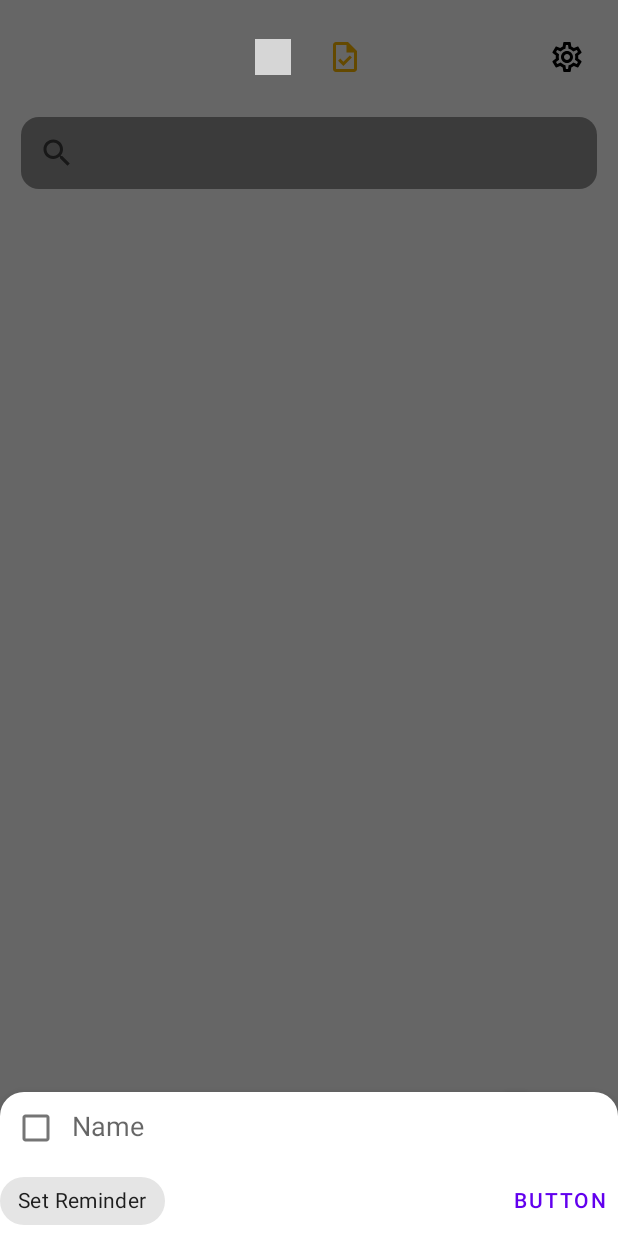
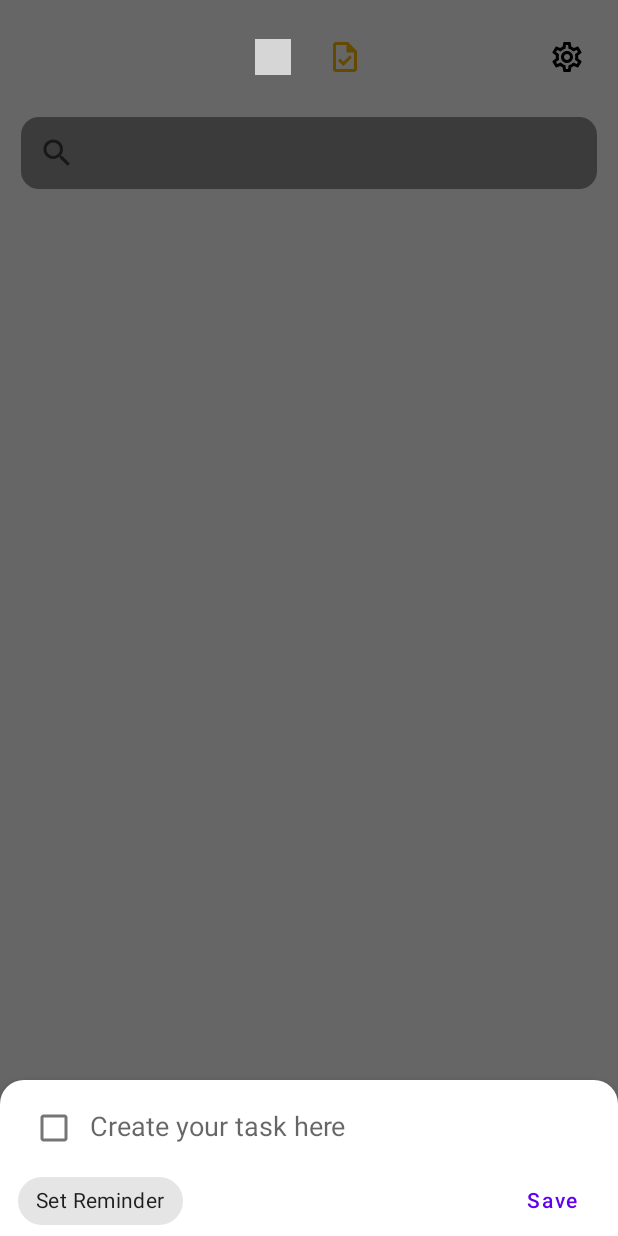
Before and after one commit to KendyHanby/NoteAppProject, an Android app: the fragment TaskEditorFragment placed in its activity, tab 2 chosen, on a phone screen of 412 x 824 dp. Run offline under Robolectric (Android 15) with nearby library versions, the phone set to English and light mode, and no system bars; grey boxes are pictures that could not be loaded.

Commit message:
still stuck

```diff
--- a/app/build.gradle
+++ b/app/build.gradle
@@ -39,6 +39,8 @@ dependencies {
     implementation 'androidx.constraintlayout:constraintlayout:2.1.4'
     implementation 'androidx.preference:preference:1.2.0'
     implementation 'com.google.code.gson:gson:2.10.1'
+    implementation 'androidx.navigation:navigation-fragment:2.5.3'
+    implementation 'androidx.navigation:navigation-ui:2.5.3'
     testImplementation 'junit:junit:4.13.2'
     androidTestImplementation 'androidx.test.ext:junit:1.1.5'
     androidTestImplementation 'androidx.test.espresso:espresso-core:3.5.1'
--- a/app/src/main/java/com/sxi/notes/MainActivity.java
+++ b/app/src/main/java/com/sxi/notes/MainActivity.java
@@ -42,11 +42,9 @@ public class MainActivity extends AppCompatActivity {
         // We don't use it. It mess up code.
         //Icon selected color
         //setupTabIcons();
+        binding.mainPager.setOffscreenPageLimit(1);
 
-        List<Fragment> list = new ArrayList<>();
-        list.add(new NoteFragment());
-        list.add(new TaskFragment());
-        binding.mainPager.setAdapter(new MainPagerAdapter(this,list));
+        binding.mainPager.setAdapter(new MainPagerAdapter(this));
 
         binding.mainPager.registerOnPageChangeCallback(new ViewPager2.OnPageChangeCallback() {
             @Override
@@ -88,55 +86,4 @@ public class MainActivity extends AppCompatActivity {
         }
         return super.onOptionsItemSelected(item);
     }
-
-
-
-  /*
-        private void addDataToSqlDatabase(){
-        String txt = xxx.getText().toString();
-
-        mySqlHelper.dbOpen();
-        long id = mySqlHelper.dataInsert(txt);
-        mySqlHelper.dbclose();
-        if(id < 0){
-        Toast.makeText(getApplicationContext(),"Something went wrong",Toast.LENGTH_LONG).show();
-        }else{
-        Toast.makeText(getApplicationContext(),"Successfully",Toast.LENGTH_LONG).show();
-        }
-        }
-    */
-
-    /*
-           private void startQuery(){
-           mySqlHelper.dbOpen();
-           String st = mySqlHelper.dataQuery()
-           mySqlHelper.dbclose();
-
-           }
-     */
-    @Deprecated
-    /**Using Color State List is better*/
-    private void setupTabIcons() {
-
-        binding.tabTool.getTabAt(0).getIcon().setColorFilter(Color.GREEN, PorterDuff.Mode.SRC_IN);
-        binding.tabTool.getTabAt(1).getIcon().setColorFilter(Color.parseColor("#a8a8a8"), PorterDuff.Mode.SRC_IN);
-
-        binding.tabTool.setOnTabSelectedListener(new TabLayout.OnTabSelectedListener() {
-            @Override
-            public void onTabSelected(TabLayout.Tab tab) {
-                tab.getIcon().setColorFilter(getColor(R.color.selected_color), PorterDuff.Mode.SRC_IN);
-
-            }
-
-            @Override
-            public void onTabUnselected(TabLayout.Tab tab) {
-                tab.getIcon().setColorFilter(getColor(R.color.unselected_color), PorterDuff.Mode.SRC_IN);
-            }
-
-            @Override
-            public void onTabReselected(TabLayout.Tab tab) {
-
-            }
-        });
-    }
 }
--- a/app/src/main/java/com/sxi/notes/TaskEditorFragment.java
+++ b/app/src/main/java/com/sxi/notes/TaskEditorFragment.java
@@ -1,7 +1,6 @@
 package com.sxi.notes;
 
 import android.content.Context;
-import android.content.DialogInterface;
 import android.graphics.Rect;
 import android.os.Bundle;
 import android.util.TypedValue;
@@ -9,19 +8,15 @@ import android.view.LayoutInflater;
 import android.view.View;
 import android.view.ViewGroup;
 import android.view.WindowManager;
-import android.widget.Toast;
-
-import androidx.annotation.NonNull;
 
 import com.google.android.material.bottomsheet.BottomSheetDialogFragment;
 import com.sxi.notes.databinding.FragmentTaskEditorBinding;
-import com.sxi.notes.model.TaskModel;
 
 public class TaskEditorFragment extends BottomSheetDialogFragment {
 
     private FragmentTaskEditorBinding binding;
     private MySqlHelper db;
-    private OnDismiss onDismiss;
+    private OnSave onSave;
 
     public TaskEditorFragment() {
 
@@ -38,22 +33,19 @@ public class TaskEditorFragment extends BottomSheetDialogFragment {
                              Bundle savedInstanceState) {
         binding = FragmentTaskEditorBinding.inflate(inflater, container, false);
 
-        binding.button.setOnClickListener(v -> {
+        binding.save.setOnClickListener(v -> {
             String title = binding.taskTitle.getText().toString();
             long reminder = 0;
             boolean isDone = binding.taskCheck.isChecked();
-            if (db.saveTask(new TaskModel(title, reminder, isDone)) == -1) {
-                Toast.makeText(requireContext(), "Fail to save task!", Toast.LENGTH_SHORT).show();
-            }
-            onDismiss.onDismiss();
+            onSave.onSave(title,reminder,isDone);
             dismiss();
         });
 
         return binding.getRoot();
     }
 
-    public void setOnDismiss(OnDismiss onDismiss){
-        this.onDismiss = onDismiss;
+    public void setOnSave(OnSave onSave){
+        this.onSave = onSave;
     }
 
     @Override
@@ -75,7 +67,7 @@ public class TaskEditorFragment extends BottomSheetDialogFragment {
     private int dpToPx(Context context, float dp) {
         return (int) TypedValue.applyDimension(TypedValue.COMPLEX_UNIT_DIP, dp, context.getResources().getDisplayMetrics());
     }
-    public interface OnDismiss{
-        void onDismiss();
+    public interface OnSave {
+        void onSave(String title, long reminder, boolean isDone);
     }
 }
--- a/app/src/main/java/com/sxi/notes/adapter/MainPagerAdapter.java
+++ b/app/src/main/java/com/sxi/notes/adapter/MainPagerAdapter.java
@@ -21,11 +21,6 @@ public class MainPagerAdapter extends FragmentStateAdapter {
         list.add(new TaskFragment());
     }
 
-    public MainPagerAdapter(FragmentActivity fragmentActivity, List<Fragment> list) {
-        super(fragmentActivity);
-        this.list = list;
-    }
-
     @NonNull
     @Override
     public Fragment createFragment(int position) {
--- a/app/src/main/java/com/sxi/notes/adapter/TaskAdapter.java
+++ b/app/src/main/java/com/sxi/notes/adapter/TaskAdapter.java
@@ -1,34 +1,25 @@
 package com.sxi.notes.adapter;
 
-import static com.sxi.notes.Utils.ROTATION;
-import static com.sxi.notes.Utils.TRANSLATIONY;
-import static com.sxi.notes.Utils.setAnimation;
-
-import android.animation.ObjectAnimator;
 import android.content.Context;
 import android.text.SpannableString;
 import android.text.style.StrikethroughSpan;
-import android.util.Property;
 import android.view.LayoutInflater;
 import android.view.View;
 import android.view.ViewGroup;
-import android.view.animation.AnimationUtils;
-import android.widget.BaseExpandableListAdapter;
 import android.widget.CheckBox;
-import android.widget.ImageView;
-import android.widget.LinearLayout;
 import android.widget.TextView;
+import android.widget.Toast;
 
 import androidx.annotation.NonNull;
 import androidx.recyclerview.widget.RecyclerView;
 
 import com.sxi.notes.MySqlHelper;
 import com.sxi.notes.R;
-import com.sxi.notes.Utils;
+import com.sxi.notes.model.TaskModel;
 
 public class TaskAdapter extends RecyclerView.Adapter<TaskAdapter.TVH>{
 
-    private MySqlHelper db;
+    private final MySqlHelper db;
     private final Context context;
 
     public TaskAdapter(Context context) {
@@ -39,7 +30,7 @@ public class TaskAdapter extends RecyclerView.Adapter<TaskAdapter.TVH>{
     @NonNull
     @Override
     public TVH onCreateViewHolder(@NonNull ViewGroup parent, int viewType) {
-        return new TVH(LayoutInflater.from(parent.getContext()).inflate(R.layout.list_task_item,parent,false));
+        return new TVH(LayoutInflater.from(parent.getContext()).inflate(R.layout.list_task_item, parent, false));
     }
 
     @Override
@@ -49,7 +40,15 @@ public class TaskAdapter extends RecyclerView.Adapter<TaskAdapter.TVH>{
         holder.taskTitle.setText(db.getTask(position).getTitle());
         holder.taskCheck.setChecked(db.getTask(position).isDone());
 
+        // for check done effect
         holder.taskCheck.setOnCheckedChangeListener((compoundButton, b) -> {
+            // save check state to database
+            TaskModel model = db.getTask(position);
+            if (db.saveTask(new TaskModel(model.getTitle(), model.getReminder(), b))==-1) {
+                Toast.makeText(context, "Have a problem!", Toast.LENGTH_SHORT).show();
+            }
+
+            // checked strike-through effect
             SpannableString string = new SpannableString(holder.taskTitle.getText().toString());
             if (b){
                 string.setSpan(new StrikethroughSpan(),0,holder.taskTitle.getText().length(),0);
@@ -60,16 +59,12 @@ public class TaskAdapter extends RecyclerView.Adapter<TaskAdapter.TVH>{
         });
     }
 
-    private boolean isEX(View view){
-        return view.getRotation() == 180;
-    }
-
     @Override
     public int getItemCount() {
         return db.getTaskSize();
     }
 
-    class TVH extends RecyclerView.ViewHolder {
+    static class TVH extends RecyclerView.ViewHolder {
         CheckBox taskCheck;
         TextView taskTitle;
         public TVH(@NonNull View itemView) {
--- a/app/src/main/java/com/sxi/notes/ui/NoteFragment.java
+++ b/app/src/main/java/com/sxi/notes/ui/NoteFragment.java
@@ -3,6 +3,7 @@ package com.sxi.notes.ui;
 import static android.app.Activity.RESULT_CANCELED;
 import static android.app.Activity.RESULT_OK;
 
+import android.content.Context;
 import android.content.Intent;
 import android.os.Bundle;
 import android.view.LayoutInflater;
@@ -12,6 +13,7 @@ import android.widget.Toast;
 
 import androidx.activity.result.ActivityResultLauncher;
 import androidx.activity.result.contract.ActivityResultContracts;
+import androidx.annotation.NonNull;
 import androidx.annotation.Nullable;
 import androidx.fragment.app.Fragment;
 import androidx.recyclerview.widget.LinearLayoutManager;
@@ -29,6 +31,8 @@ public class NoteFragment extends Fragment {
 
     private FragmentNoteBinding binding;
     private MySqlHelper db;
+    private FloatingActionButton fab;
+
     private final ActivityResultLauncher<Intent> launcher = registerForActivityResult(new ActivityResultContracts.StartActivityForResult(), result -> {
         if (result.getResultCode() == RESULT_OK) {
             Bundle bundle = result.getData().getExtras();
@@ -65,10 +69,23 @@ public class NoteFragment extends Fragment {
         binding.listNote.setLayoutManager(new LinearLayoutManager(requireContext(), LinearLayoutManager.VERTICAL, false));
         binding.listNote.setAdapter(new NoteAdapter(requireContext()));
 
-        FloatingActionButton mainFab = requireActivity().findViewById(R.id.main_fab);
-        mainFab.setOnClickListener(view -> {
+        fab = requireActivity().findViewById(R.id.main_fab);
+        return binding.getRoot();
+    }
+
+    @Override
+    public void onResume() {
+        super.onResume();
+        fab.setOnClickListener(view -> {
             launcher.launch(new Intent(requireContext(), NoteEditorActivity.class));
         });
-        return binding.getRoot();
+
     }
+
+    @Override
+    public void onPause() {
+        super.onPause();
+        fab.setOnClickListener(null);
+    }
+
 }
--- a/app/src/main/java/com/sxi/notes/ui/TaskFragment.java
+++ b/app/src/main/java/com/sxi/notes/ui/TaskFragment.java
@@ -1,25 +1,31 @@
 package com.sxi.notes.ui;
 
-import android.content.DialogInterface;
+import android.content.Intent;
 import android.os.Bundle;
 import android.view.LayoutInflater;
 import android.view.View;
 import android.view.ViewGroup;
+import android.widget.Toast;
 
 import androidx.fragment.app.Fragment;
 import androidx.recyclerview.widget.LinearLayoutManager;
 import androidx.recyclerview.widget.RecyclerView;
 
-import com.google.android.material.bottomsheet.BottomSheetDialog;
 import com.google.android.material.floatingactionbutton.FloatingActionButton;
+import com.sxi.notes.MySqlHelper;
+import com.sxi.notes.NoteEditorActivity;
 import com.sxi.notes.R;
 import com.sxi.notes.TaskEditorFragment;
 import com.sxi.notes.adapter.TaskAdapter;
 import com.sxi.notes.databinding.FragmentTaskBinding;
+import com.sxi.notes.model.TaskModel;
 
 public class TaskFragment extends Fragment {
 
     private FragmentTaskBinding binding;
+    private MySqlHelper db;
+    private TaskAdapter adapter;
+    private FloatingActionButton fab;
 
     public TaskFragment() {
         // Required empty public constructor
@@ -28,6 +34,8 @@ public class TaskFragment extends Fragment {
     @Override
     public void onCreate(Bundle savedInstanceState) {
         super.onCreate(savedInstanceState);
+        db = new MySqlHelper(getContext());
+        adapter = new TaskAdapter(getContext());
     }
 
     @Override
@@ -37,16 +45,33 @@ public class TaskFragment extends Fragment {
 
         binding.listTask.setHasFixedSize(true);
         binding.listTask.setLayoutManager(new LinearLayoutManager(requireContext(),LinearLayoutManager.VERTICAL,false));
-        binding.listTask.setAdapter(new TaskAdapter(requireContext()));
+        binding.listTask.setAdapter(adapter);
 
-        FloatingActionButton mainFab = requireActivity().findViewById(R.id.main_fab);
-        mainFab.setOnClickListener(view -> {
+        adapter.notifyDataSetChanged();
+
+        fab = requireActivity().findViewById(R.id.main_fab);
+
+        return binding.getRoot();
+    }
+
+    @Override
+    public void onResume() {
+        super.onResume();
+        fab.setOnClickListener(view -> {
             TaskEditorFragment editorFragment = new TaskEditorFragment();
-            editorFragment.show(getChildFragmentManager(),null);
-            editorFragment.setOnDismiss(() -> {
+            editorFragment.show(getParentFragmentManager(),null);
+            editorFragment.setOnSave((String title, long reminder, boolean isDone) -> {
+                if (db.saveTask(new TaskModel(title,reminder,isDone))==-1) {
+                    Toast.makeText(getContext(), "Can't Save Task", Toast.LENGTH_SHORT).show();
+                }
                 ((RecyclerView.Adapter<?>)binding.listTask.getAdapter()).notifyDataSetChanged();
             });
         });
-        return binding.getRoot();
+    }
+
+    @Override
+    public void onPause() {
+        super.onPause();
+        fab.setOnClickListener(null);
     }
 }
--- a/app/src/main/res/layout/fragment_task_editor.xml
+++ b/app/src/main/res/layout/fragment_task_editor.xml
@@ -9,6 +9,9 @@
     <LinearLayout
         android:id="@+id/sgt"
         android:visibility="visible"
+        android:layout_marginStart="12dp"
+        android:layout_marginEnd="12dp"
+        android:layout_marginTop="8dp"
         android:layout_width="match_parent"
         android:layout_height="wrap_content"
         android:orientation="horizontal">
@@ -22,8 +25,7 @@
             android:id="@+id/task_title"
             android:layout_width="match_parent"
             android:layout_height="wrap_content"
-            android:ems="10"
-            android:hint="Name"
+            android:hint="Create your task here"
             android:inputType="textPersonName" />
     </LinearLayout>
 
@@ -34,7 +36,8 @@
         android:orientation="horizontal">
 
         <com.google.android.material.chip.Chip
-            android:id="@+id/chip"
+            android:id="@+id/reimider"
+            android:layout_marginStart="12dp"
             android:layout_width="wrap_content"
             android:layout_height="wrap_content"
             android:text="Set Reminder" />
@@ -45,9 +48,11 @@
             android:layout_weight="1" />
 
         <Button
-            android:id="@+id/button"
+            android:id="@+id/save"
             android:layout_width="wrap_content"
             android:layout_height="wrap_content"
-            android:text="Button" />
+            android:text="Save"
+            android:layout_marginEnd="12dp"
+            android:textAllCaps="false"/>
     </LinearLayout>
 </LinearLayout>
```
Also changed, not shown: app/src/main/java/com/sxi/notes/MySqlHelper.java (+25 -19 lines), app/src/main/res/layout/list_task_item.xml (+2 -26 lines), app/src/main/res/navigation/main_nav.xml (added, +26 -0 lines).
